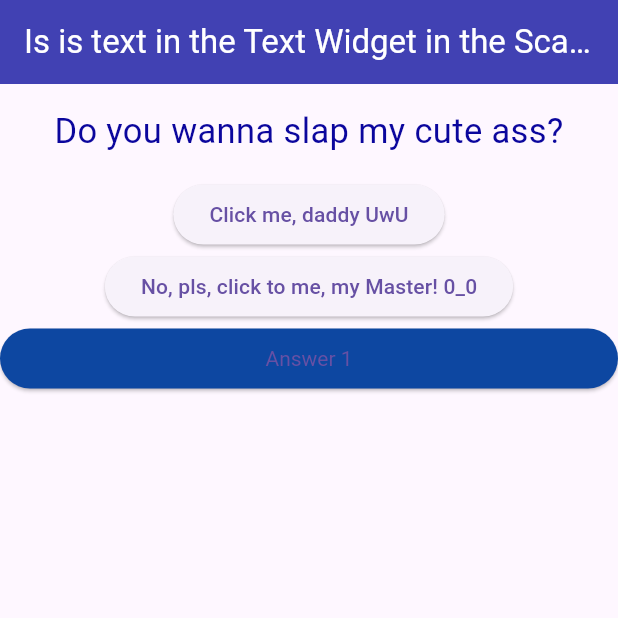
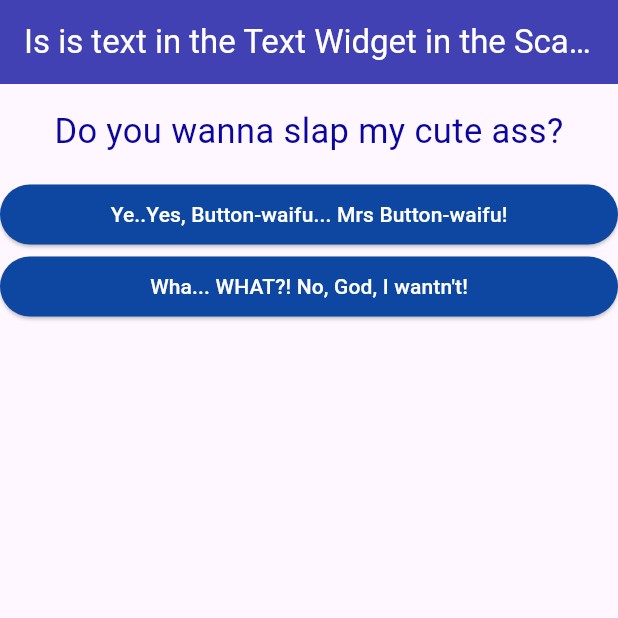
Before and after one commit to Lamafout/quiz-app-from-course-flutter, a Flutter app: the screen it shows after launch, on a phone screen of 412 x 824 dp, the top half of it. Run offline on Flutter 3.47's test engine with Material 3 defaults, Android fonts, the phone set to English and light mode, and no system bars.

Commit message:
Now al answer buttons are generated dynamicly. Question list was transformed intp question map.

```diff
--- a/lib/answer.dart
+++ b/lib/answer.dart
@@ -1,24 +1,27 @@
 import 'package:flutter/material.dart';
+import 'package:flutter/widgets.dart';
 
 class Answer extends StatelessWidget {
 
+  final String answerText;
   final onPressedFunc;
 
-  const Answer(this.onPressedFunc);
+  Answer(this.answerText, this.onPressedFunc);
 
   @override
   Widget build(BuildContext context) {
     return Container(
       width: double.infinity,
       child: ElevatedButton(
-        style: ElevatedButton.styleFrom(
-          textStyle: const TextStyle(
-            color: Colors.white),
-          backgroundColor: Colors.blue[900]),
+        style:
+        ButtonStyle(
+          overlayColor: MaterialStateProperty.all(Color.fromARGB(255, 81, 74, 146)),
+          backgroundColor: MaterialStateProperty.all(Colors.blue[900]),
+          foregroundColor: MaterialStateProperty.all(Colors.white),),
 
         onPressed: onPressedFunc,
 
-        child: const Text('Answer 1'),
+        child: Text(answerText),
       ),
     );
   }
--- a/lib/main.dart
+++ b/lib/main.dart
@@ -10,7 +10,6 @@ void main(){
 class MyApp extends StatefulWidget{
   @override
   State<StatefulWidget> createState() {
-    // TODO: implement createElement
     return _MyAppState();
   }
 }
@@ -18,21 +17,31 @@ class MyApp extends StatefulWidget{
 class _MyAppState extends State<MyApp>{
   var _questionIndex = 0;
 
+  var questionsList = [
+    {
+      'questionText': 'Do you wanna slap my cute ass?',
+      'answers': ['Ye..Yes, Button-waifu... Mrs Button-waifu!', 'Wha... WHAT?! No, God, I wantn\'t!']
+    },
+    {
+      'questionText': 'Do you wanna lick my sweaty legs?',
+      'answers': ['Yes! Give me your sweet legs, darling! UwU', 'Fkoff, girl!']
+    },
+    {
+      'questionText': 'Where do you wanna be in my hot bed?',
+      'answers': ['Up! 0_0', 'Down...', 'Outside!']
+    },
+  ];
+
   void _answerQuestion(){
-    if (_questionIndex + 1 < 2){
+    if (_questionIndex + 1 < 3){
       setState(() {
         _questionIndex++;
       });
     }
-    print(_questionIndex);
   }
 
   @override
   Widget build(BuildContext context){
-    var questionsList = <String>[
-      'Do you wanna slap my cute ass?',
-      'Do you wanna lick my sweaty legs?'
-    ];
 
     return MaterialApp(home: Scaffold(
       appBar: AppBar(
@@ -42,15 +51,12 @@ class _MyAppState extends State<MyApp>{
         backgroundColor: Color.fromRGBO(65, 65, 179, 1),),
       body: Column(
         children: <Widget>[
-          Question(questionsList[_questionIndex]),
-          ElevatedButton(
-            child: Text('Click me, daddy UwU'),
-            onPressed: _answerQuestion,),
-          ElevatedButton(
-            onPressed: _answerQuestion,
-            child: Text('No, pls, click to me, my Master! 0_0')),
+          Question(questionsList[_questionIndex]['questionText']),
 
-          Answer(_answerQuestion)
+          ...(questionsList[_questionIndex]['answers'] as List<String>).map((answer)  {
+            return Answer(answer, _answerQuestion);
+          }).toList()
+
         ],),
     ),);
   }
--- a/lib/question.dart
+++ b/lib/question.dart
@@ -1,7 +1,7 @@
 import 'package:flutter/material.dart';
 
 class Question extends StatelessWidget {
-  final String  questionText;
+  final questionText;
 
   Question(this.questionText);
 
```
